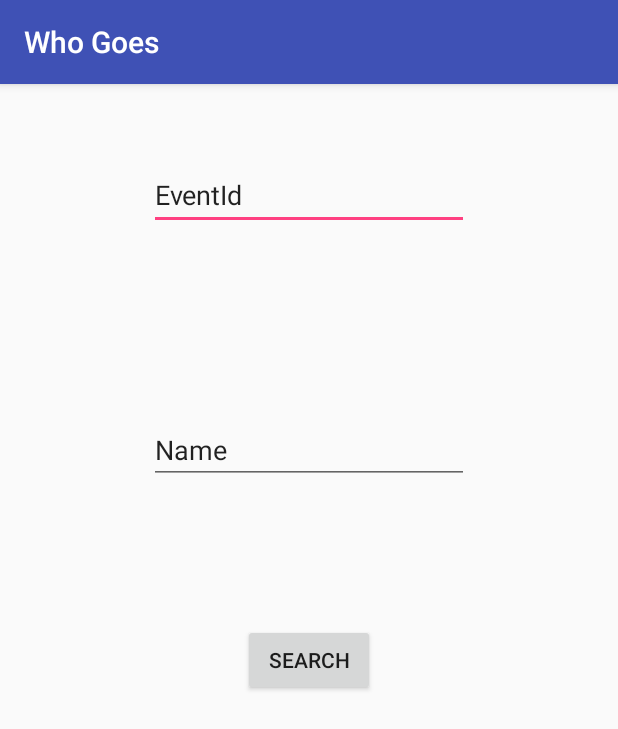
After one commit to diegolmendonca/whogoes, an Android app: the InputActivity screen opened directly, with no data from a screen before it, on a phone screen of 412 x 824 dp. The commit adds this screen. Shown: the top 729 px of the screen. Run offline under Robolectric (Android 15) with nearby library versions, the phone set to English and light mode, and no system bars.

Commit message:
first implementation done

```diff
--- a/app/src/main/AndroidManifest.xml
+++ b/app/src/main/AndroidManifest.xml
@@ -5,7 +5,7 @@
     <uses-permission android:name="android.permission.INTERNET" />
     />
     <application
-        android:name="goes.who.whogoes.MyApplication"
+        android:name=".MyApplication"
         android:allowBackup="true"
         android:icon="@mipmap/ic_launcher"
         android:label="@string/app_name"
@@ -29,7 +29,8 @@
         <activity
             android:name=".EventActivity"
             android:label="@string/title_activity_event"
-            android:theme="@style/AppTheme.NoActionBar"></activity>
+            android:theme="@style/AppTheme.NoActionBar" />
+        <activity android:name=".InputActivity"></activity>
     </application>
 
 </manifest>
--- /dev/null
+++ b/app/src/main/java/goes/who/whogoes/InputActivity.kt
@@ -0,0 +1,62 @@
+package goes.who.whogoes
+
+import android.content.Intent
+import android.os.Bundle
+import android.support.v7.app.AppCompatActivity
+import android.widget.Button
+import android.widget.EditText
+
+class InputActivity : AppCompatActivity() {
+
+    lateinit var eventId: EditText
+    lateinit var name: EditText
+    lateinit var fire: Button
+
+    override fun onCreate(savedInstanceState: Bundle?) {
+        super.onCreate(savedInstanceState)
+        setContentView(R.layout.activity_input)
+
+        eventId = findViewById<EditText>(R.id.eventId)
+        name = findViewById<EditText>(R.id.name)
+        fire = findViewById<Button>(R.id.fire)
+
+    }
+
+
+    override fun onResume() {
+        super.onResume()
+
+        val token = intent.getStringExtra("FACEBOOK_TOKEN")
+
+        fire.setOnClickListener() { v ->
+
+
+            if (isValidInput(eventId, name)) {
+
+                val intent = Intent(applicationContext, EventActivity::class.java)
+                intent.putExtra("FACEBOOK_TOKEN", token)
+                intent.putExtra("eventId", eventId.text.toString())
+                intent.putExtra("name", name.text.toString())
+                startActivity(intent)
+
+            }
+        }
+
+    }
+
+
+    fun isValidInput(eventId: EditText, name: EditText): Boolean{
+        if(eventId.text.isNullOrEmpty()){
+            eventId.setError("Please input a Facebook event Id")
+            return false
+        }
+         if(name.text.isNullOrEmpty()){
+            name.setError("Please input a person name")
+            return false
+        }
+
+        return true
+
+    }
+
+}
--- a/app/src/main/java/goes/who/whogoes/model/Response.kt
+++ b/app/src/main/java/goes/who/whogoes/model/Response.kt
@@ -9,4 +9,4 @@ import goes.who.whogoes.service.UserEventStatus
 data class Cursors(val before: String, val after: String)
 data class Datum(val name: String, val id: String, val status : String)
 data class Paging(val cursors: Cursors , val next: String )
-data class Example(val data : List<Datum>, val paging: Paging )
+data class Example(val data : List<Datum>, val paging: Paging? )
--- a/app/src/main/java/goes/who/whogoes/service/Response.kt
+++ b/app/src/main/java/goes/who/whogoes/service/Event.kt
@@ -7,4 +7,6 @@ import goes.who.whogoes.model.Example
  * Created by doma on 08.09.2017.
  */
 
-data class EventResponse(val res:List<Datum>, val nextUrl: String)
+
+data class RequestModel(val eventID: String, val name: String,val token: String)
+data class ResponseModel(val datum: List<Datum>, val nextURL: String?)
--- a/app/src/main/res/layout/activity_event.xml
+++ b/app/src/main/res/layout/activity_event.xml
@@ -10,6 +10,8 @@
         android:id="@+id/response"
         android:scrollbars="vertical"
         android:layout_width="match_parent"
-        android:layout_height="match_parent"/>
+        android:layout_height="match_parent"
+        android:layout_alignParentBottom="true"
+        android:layout_alignParentStart="true" />
 
 </RelativeLayout>
--- /dev/null
+++ b/app/src/main/res/layout/activity_input.xml
@@ -0,0 +1,56 @@
+<?xml version="1.0" encoding="utf-8"?>
+<android.support.constraint.ConstraintLayout xmlns:android="http://schemas.android.com/apk/res/android"
+    xmlns:app="http://schemas.android.com/apk/res-auto"
+    xmlns:tools="http://schemas.android.com/tools"
+    android:layout_width="match_parent"
+    android:layout_height="match_parent"
+    tools:context="goes.who.whogoes.InputActivity">
+
+    <Button
+        android:id="@+id/fire"
+        android:layout_width="wrap_content"
+        android:layout_height="wrap_content"
+        android:text="Search"
+        app:layout_constraintBottom_toBottomOf="parent"
+        app:layout_constraintEnd_toEndOf="parent"
+        app:layout_constraintHorizontal_bias="0.5"
+        app:layout_constraintStart_toStartOf="parent"
+        app:layout_constraintTop_toTopOf="parent"
+        tools:layout_editor_absoluteX="128dp"
+        tools:layout_editor_absoluteY="231dp" />
+
+    <EditText
+        android:id="@+id/eventId"
+        android:layout_width="wrap_content"
+        android:layout_height="46dp"
+        android:layout_marginBottom="57dp"
+        android:layout_marginTop="41dp"
+        android:ems="10"
+        android:inputType="textPersonName"
+        android:text="EventId"
+        app:layout_constraintBottom_toTopOf="@+id/name"
+        app:layout_constraintEnd_toEndOf="parent"
+        app:layout_constraintHorizontal_bias="0.5"
+        app:layout_constraintStart_toStartOf="parent"
+        app:layout_constraintTop_toTopOf="parent"
+        tools:layout_editor_absoluteX="84dp"
+        tools:layout_editor_absoluteY="41dp" />
+
+    <EditText
+        android:id="@+id/name"
+        android:layout_width="wrap_content"
+        android:layout_height="wrap_content"
+        android:layout_marginBottom="83dp"
+        android:layout_marginTop="57dp"
+        android:contentDescription="Name"
+        android:ems="10"
+        android:inputType="textPersonName"
+        android:text="Name"
+        app:layout_constraintBottom_toTopOf="@+id/fire"
+        app:layout_constraintEnd_toEndOf="parent"
+        app:layout_constraintHorizontal_bias="0.5"
+        app:layout_constraintStart_toStartOf="parent"
+        app:layout_constraintTop_toBottomOf="@+id/eventId"
+        tools:layout_editor_absoluteX="84dp"
+        tools:layout_editor_absoluteY="144dp" />
+</android.support.constraint.ConstraintLayout>
```
Also changed, not shown: app/src/main/java/goes/who/whogoes/AndroidModule.kt (+2 -6 lines), app/src/main/java/goes/who/whogoes/EventActivity.kt (+8 -3 lines), app/src/main/java/goes/who/whogoes/MainActivity.kt (+2 -5 lines), app/src/main/java/goes/who/whogoes/adapter/ResponseAdapter.kt (+18 -3 lines), app/src/main/java/goes/who/whogoes/service/HttpService.kt (+5 -9 lines), app/src/main/java/goes/who/whogoes/service/ResponseService.kt (+5 -11 lines), app/src/main/java/goes/who/whogoes/service/UserEventStatus.kt (+10 -4 lines).
